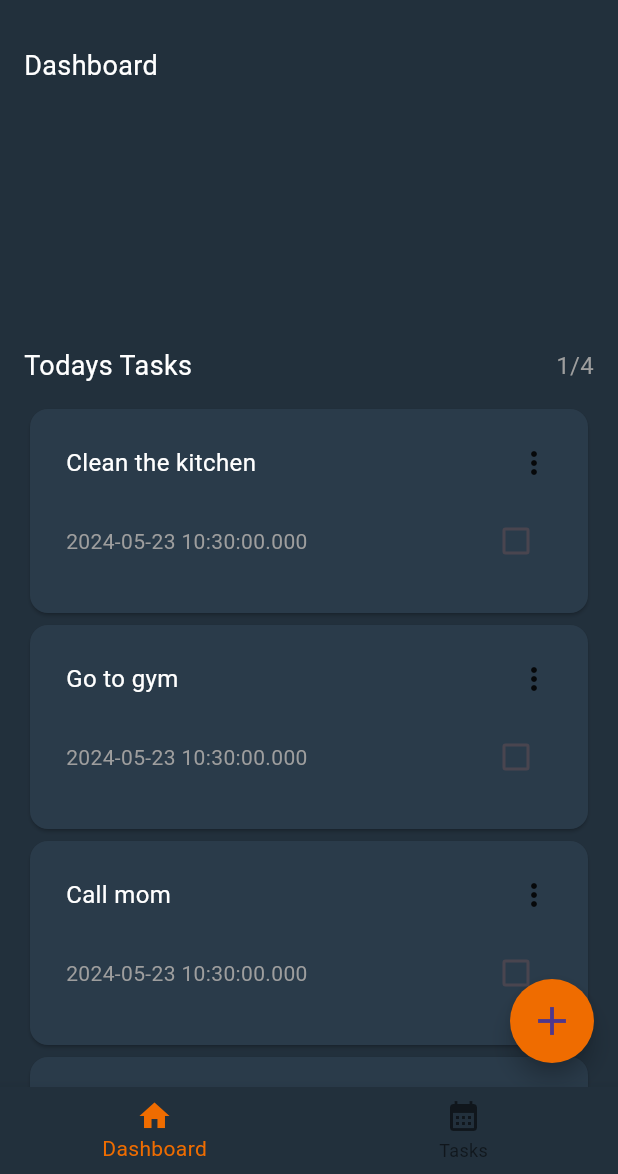
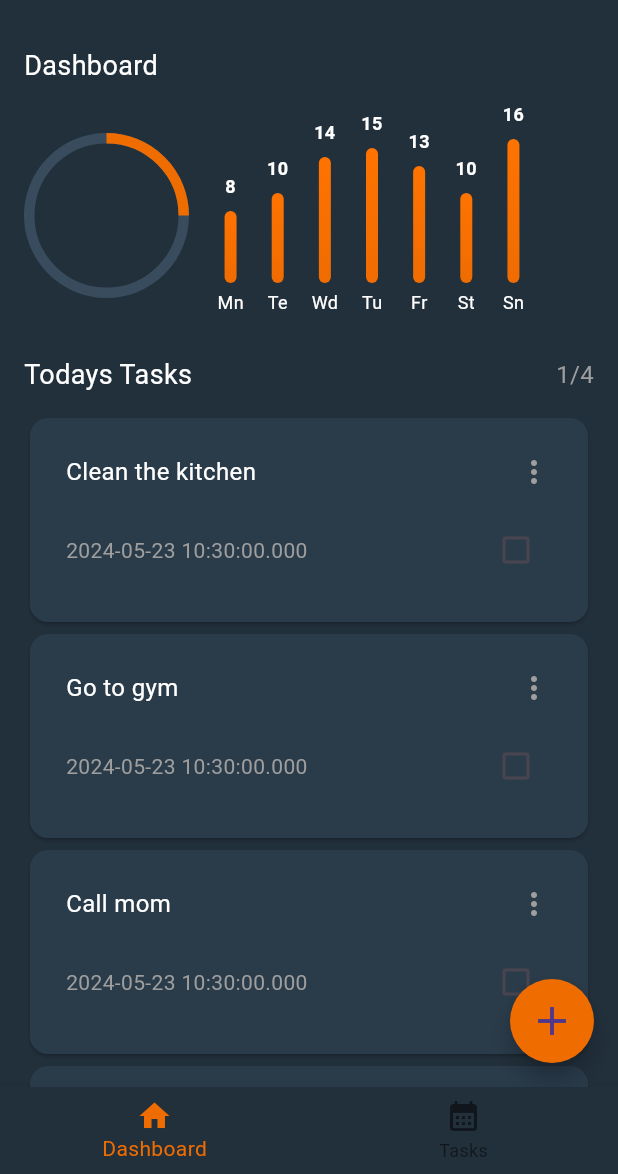
Before and after one commit to Dustindyn/to_do_app, a Flutter app: the screen it shows after launch, on a phone screen of 412 x 824 dp, the part 62-1236 px from its top. Run offline on Flutter 3.47's test engine with Material 3 defaults, Android fonts, the phone set to English and light mode, and no system bars; drawn by our look-alikes of fl_chart, percent_indicator; our stand-ins replace flutter_bloc, freezed_annotation, go_router; missing offline and left inert: animated_line_through; generated files the repository leaves out were written again.

Commit message:
add mocked dashboard ui

```diff
--- a/lib/src/core/tasks/widgets/task_box.dart
+++ b/lib/src/core/tasks/widgets/task_box.dart
@@ -51,7 +51,7 @@ class _TaskBoxState extends State<TaskBox> {
                     ),
                   ),
                 ),
-                const Icon(Icons.more_vert)
+                const Icon(Icons.more_vert, color: Colors.grey)
               ],
             ),
             const SizedBox(height: 16),
--- a/lib/src/core/theme/theme.dart
+++ b/lib/src/core/theme/theme.dart
@@ -1,7 +1,7 @@
 import 'package:flutter/material.dart';
 
 var theme = ThemeData(
-  primaryColor: Colors.orange[800],
+  primaryColor: const Color(0xffef6c01),
   //cardColor: const Color(0xff23374a),
   scaffoldBackgroundColor: const Color(0xff22303c),
   cardColor: const Color(0xff2a3b4a),
--- a/lib/src/features/dashboard/pages/dashboard_page.dart
+++ b/lib/src/features/dashboard/pages/dashboard_page.dart
@@ -1,11 +1,14 @@
 import 'package:flutter/material.dart';
 import 'package:flutter/widgets.dart';
 import 'package:flutter_bloc/flutter_bloc.dart';
+import 'package:percent_indicator/circular_percent_indicator.dart';
 import 'package:you_do/l10n/context_text_extension.dart';
 import 'package:you_do/src/core/tasks/blocs/tasks_cubit.dart';
 import 'package:you_do/src/core/tasks/models/task.dart';
 import 'package:you_do/src/core/tasks/widgets/task_box.dart';
+import 'package:you_do/src/core/theme/theme_extension.dart';
 import 'package:you_do/src/features/dashboard/widgets/add_task_fab.dart';
+import 'package:you_do/src/features/dashboard/widgets/weekly_chart.dart';
 
 class DashboardPage extends StatefulWidget {
   const DashboardPage({super.key});
@@ -38,8 +41,20 @@ class _DashboardPageState extends State<DashboardPage> {
                     style: const TextStyle(fontSize: 18),
                   ),
                   const SizedBox(height: 12),
-                  const SizedBox(height: 150),
-                  const SizedBox(height: 12),
+                  Row(
+                    children: [
+                      CircularPercentIndicator(
+                        radius: 55,
+                        lineWidth: 7,
+                        percent: 0.25,
+                        progressColor: context.theme.primaryColor,
+                        backgroundColor: const Color(0xff384c5e),
+                      ),
+                      const SizedBox(width: 12),
+                      const WeeklyChart()
+                    ],
+                  ),
+                  const SizedBox(height: 18),
                   Row(
                     mainAxisAlignment: MainAxisAlignment.spaceBetween,
                     children: [
--- /dev/null
+++ b/lib/src/features/dashboard/widgets/weekly_chart.dart
@@ -0,0 +1,191 @@
+import 'package:fl_chart/fl_chart.dart';
+import 'package:flutter/material.dart';
+import 'package:you_do/src/core/theme/theme_extension.dart';
+
+class WeeklyChart extends StatelessWidget {
+  const WeeklyChart({super.key});
+
+  BarTouchData get barTouchData => BarTouchData(
+        enabled: false,
+        touchTooltipData: BarTouchTooltipData(
+          getTooltipColor: (group) => Colors.transparent,
+          tooltipPadding: EdgeInsets.zero,
+          tooltipMargin: 8,
+          getTooltipItem: (
+            BarChartGroupData group,
+            int groupIndex,
+            BarChartRodData rod,
+            int rodIndex,
+          ) {
+            return BarTooltipItem(
+              rod.toY.round().toString(),
+              const TextStyle(
+                fontWeight: FontWeight.bold,
+              ),
+            );
+          },
+        ),
+      );
+
+  Widget getTitles(double value, TitleMeta meta) {
+    String text;
+    switch (value.toInt()) {
+      case 0:
+        text = 'Mn';
+        break;
+      case 1:
+        text = 'Te';
+        break;
+      case 2:
+        text = 'Wd';
+        break;
+      case 3:
+        text = 'Tu';
+        break;
+      case 4:
+        text = 'Fr';
+        break;
+      case 5:
+        text = 'St';
+        break;
+      case 6:
+        text = 'Sn';
+        break;
+      default:
+        text = '';
+        break;
+    }
+    return SideTitleWidget(
+      axisSide: meta.axisSide,
+      space: 4,
+      child: Text(
+        text,
+      ),
+    );
+  }
+
+  FlTitlesData get titlesData => FlTitlesData(
+        show: true,
+        bottomTitles: AxisTitles(
+          sideTitles: SideTitles(
+            showTitles: true,
+            reservedSize: 30,
+            getTitlesWidget: getTitles,
+          ),
+        ),
+        leftTitles: const AxisTitles(
+          sideTitles: SideTitles(showTitles: false),
+        ),
+        topTitles: const AxisTitles(
+          sideTitles: SideTitles(showTitles: false),
+        ),
+        rightTitles: const AxisTitles(
+          sideTitles: SideTitles(showTitles: false),
+        ),
+      );
+
+  FlBorderData get borderData => FlBorderData(
+        show: false,
+      );
+
+  LinearGradient get _barsGradient => const LinearGradient(
+        colors: [
+          Color(0xffef6c01),
+          Color(0xffff7300),
+        ],
+        begin: Alignment.bottomCenter,
+        end: Alignment.topCenter,
+      );
+
+  List<BarChartGroupData> get barGroups => [
+        BarChartGroupData(
+          x: 0,
+          barRods: [
+            BarChartRodData(
+              toY: 8,
+              gradient: _barsGradient,
+            )
+          ],
+          showingTooltipIndicators: [0],
+        ),
+        BarChartGroupData(
+          x: 1,
+          barRods: [
+            BarChartRodData(
+              toY: 10,
+              gradient: _barsGradient,
+            )
+          ],
+          showingTooltipIndicators: [0],
+        ),
+        BarChartGroupData(
+          x: 2,
+          barRods: [
+            BarChartRodData(
+              toY: 14,
+              gradient: _barsGradient,
+            )
+          ],
+          showingTooltipIndicators: [0],
+        ),
+        BarChartGroupData(
+          x: 3,
+          barRods: [
+            BarChartRodData(
+              toY: 15,
+              gradient: _barsGradient,
+            )
+          ],
+          showingTooltipIndicators: [0],
+        ),
+        BarChartGroupData(
+          x: 4,
+          barRods: [
+            BarChartRodData(
+              toY: 13,
+              gradient: _barsGradient,
+            )
+          ],
+          showingTooltipIndicators: [0],
+        ),
+        BarChartGroupData(
+          x: 5,
+          barRods: [
+            BarChartRodData(
+              toY: 10,
+              gradient: _barsGradient,
+            )
+          ],
+          showingTooltipIndicators: [0],
+        ),
+        BarChartGroupData(
+          x: 6,
+          barRods: [
+            BarChartRodData(
+              toY: 16,
+              gradient: _barsGradient,
+            )
+          ],
+          showingTooltipIndicators: [0],
+        ),
+      ];
+
+  @override
+  Widget build(BuildContext context) {
+    return SizedBox(
+      width: 220,
+      height: 150,
+      child: BarChart(
+        BarChartData(
+          barTouchData: barTouchData,
+          titlesData: titlesData,
+          borderData: borderData,
+          barGroups: barGroups,
+          gridData: const FlGridData(show: false),
+          alignment: BarChartAlignment.spaceAround,
+          maxY: 20,
+        ),
+      ),
+    );
+  }
+}
--- a/pubspec.yaml
+++ b/pubspec.yaml
@@ -10,6 +10,7 @@ dependencies:
   animated_line_through: ^1.0.4
   bloc_test: ^9.1.7
   build_runner: ^2.4.9
+  fl_chart: ^0.68.0
   flutter:
     sdk: flutter
   flutter_bloc: ^8.1.5
@@ -19,6 +20,7 @@ dependencies:
   golden_toolkit: ^0.15.0
   mocktail: ^1.0.3
   percent_indicator: ^4.2.3
+  shared_preferences: ^2.2.3
 
 dev_dependencies:
   flutter_test:
```
Also changed, not shown: pubspec.lock.
